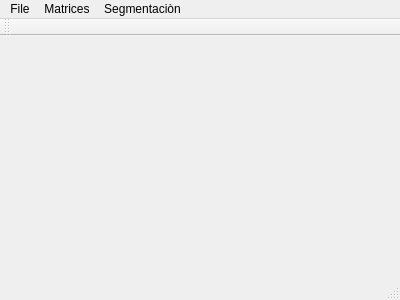
Before: the Qt Designer form test2-150930/mainwindow.ui in nomarlo/analisis-de-imagenes, drawn with Qt 5.
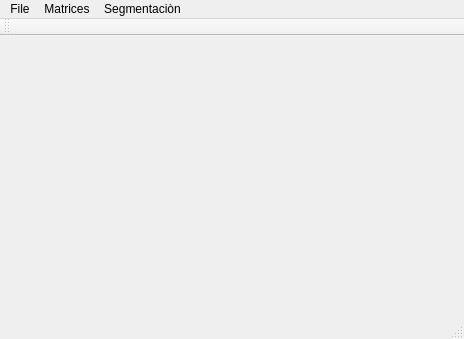
After: the same form once the commit is applied.

```diff
--- a/test2-150930/mainwindow.ui
+++ b/test2-150930/mainwindow.ui
@@ -6,8 +6,8 @@
    <rect>
     <x>0</x>
     <y>0</y>
-    <width>400</width>
-    <height>300</height>
+    <width>464</width>
+    <height>339</height>
    </rect>
   </property>
   <property name="windowTitle">
@@ -19,7 +19,7 @@
     <rect>
      <x>0</x>
      <y>0</y>
-     <width>400</width>
+     <width>464</width>
      <height>21</height>
     </rect>
    </property>
```
Left out of the diff: 6 changed lines with no effect on the pictures.
